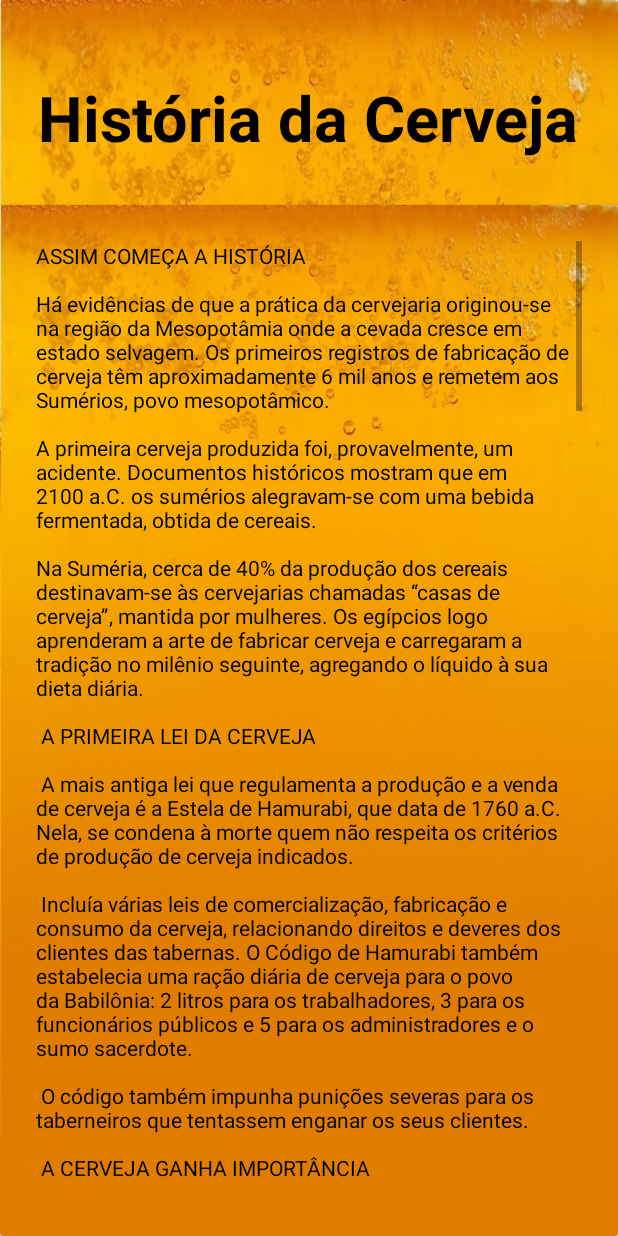
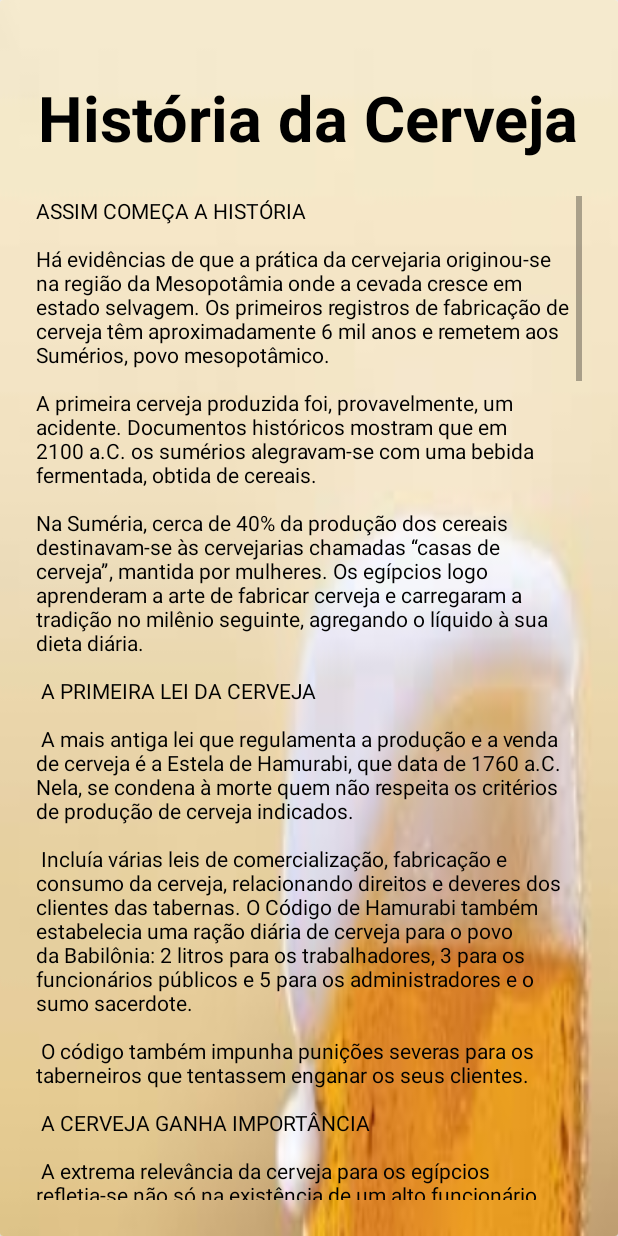
Before and after one commit to bmendex/programacao-mobile, an Android app: the layout activity_historia.xml on its own in the app's theme, with its tools: preview values and no code run, on a phone screen of 412 x 824 dp. Run offline under Robolectric (Android 15) with nearby library versions, the phone set to English and light mode, and no system bars.

Commit message:
New version

```diff
--- a/projeto/The_Best_Beer/app/src/main/java/thebestbeer/br/com/the_best_beer/networks/NetworkManager.java
+++ b/projeto/The_Best_Beer/app/src/main/java/thebestbeer/br/com/the_best_beer/networks/NetworkManager.java
@@ -7,7 +7,7 @@ import retrofit2.converter.gson.GsonConverterFactory;
 
 public class NetworkManager {
 
-    private static final String URL = "http://192.168.1.3/";
+    private static final String URL = "http://192.164.4.43/";
 
     private static NetworkManager sInstance = new NetworkManager();
 
--- a/projeto/The_Best_Beer/app/src/main/res/layout/activity_historia.xml
+++ b/projeto/The_Best_Beer/app/src/main/res/layout/activity_historia.xml
@@ -13,7 +13,7 @@
         <RelativeLayout
             android:layout_width="match_parent"
             android:layout_height="match_parent"
-            android:background="@drawable/bg">
+            android:background="@drawable/bg_login2">
 
 
             <TextView
@@ -28,21 +28,14 @@
                 android:textStyle="bold" />
 
 
-            <android.support.v7.widget.CardView
+            <RelativeLayout
                 android:layout_width="match_parent"
                 android:layout_height="wrap_content"
-                android:layout_below="@+id/lb_historia_cerveja"
-                android:layout_marginTop="30dp"
-                android:padding="16dp">
-                <RelativeLayout
-                    android:layout_width="match_parent"
-                    android:layout_height="wrap_content">
+                android:layout_below="@+id/lb_historia_cerveja">
 
                 <ScrollView
                     android:layout_width="match_parent"
                     android:layout_height="wrap_content"
-                        android:layout_below="@+id/lb_historia_cerveja"
-                        android:background="@drawable/bg"
                     android:padding="24dp">
 
                     <TextView
@@ -128,8 +121,6 @@
 
             </RelativeLayout>
 
-            </android.support.v7.widget.CardView>
-
         </RelativeLayout>
 
     </android.support.v7.widget.CardView>
```
Also changed, not shown: projeto/The_Best_Beer/app/src/main/java/thebestbeer/br/com/the_best_beer/MainActivity.java (+8 -8 lines), projeto/The_Best_Beer/app/src/main/java/thebestbeer/br/com/the_best_beer/networks/data/Post.java (added, +61 -0 lines), projeto/The_Best_Beer/app/src/main/java/thebestbeer/br/com/the_best_beer/networks/data/remote/APIService.java (added, +16 -0 lines), projeto/The_Best_Beer/app/src/main/java/thebestbeer/br/com/the_best_beer/networks/data/remote/RetrofitClient.java (added, +19 -0 lines). Lines whose indentation alone changed are shown as unchanged.
